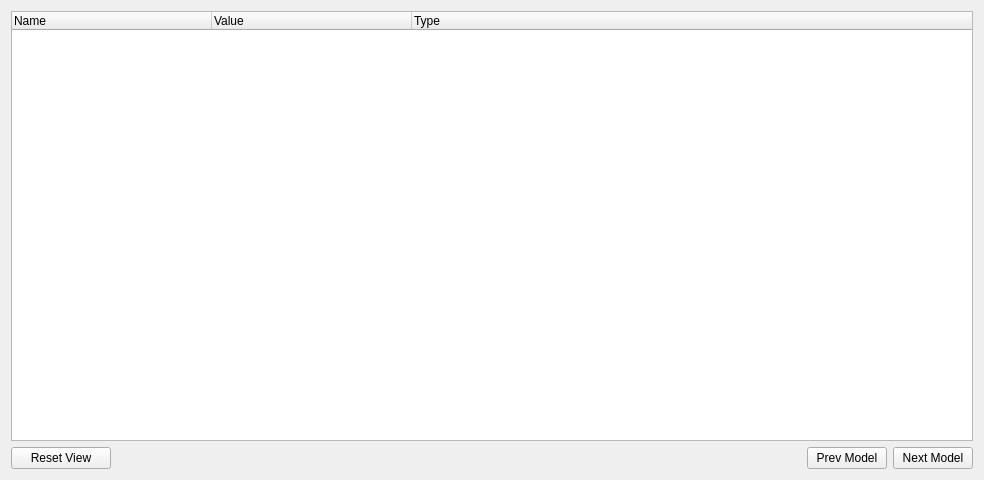
Qt form src/plugins/model/modelviewer.ui (lpenguin/vangers-utils-qt) before a commit.
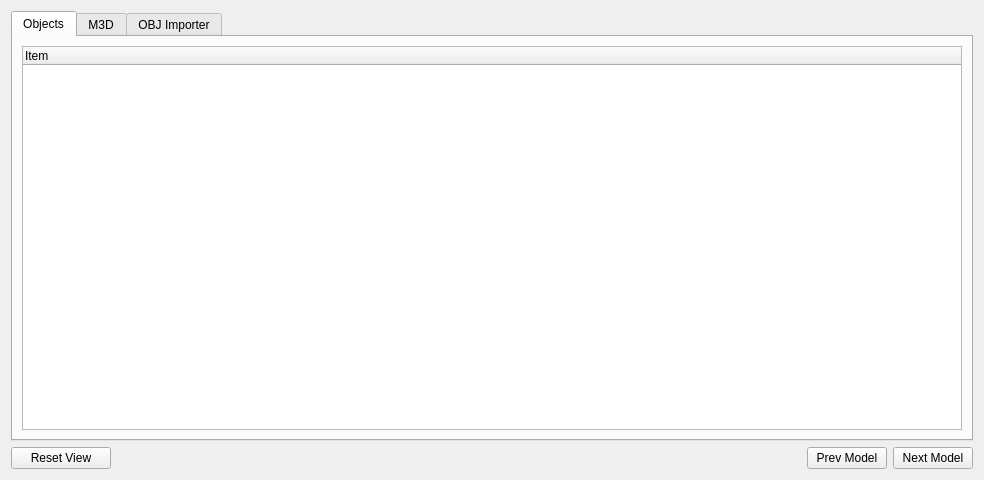
The same form after that commit. The open tabs and pages were chosen to show the change.

Diff of the .ui file:
```diff
--- a/src/plugins/model/modelviewer.ui
+++ b/src/plugins/model/modelviewer.ui
@@ -13,12 +13,38 @@
   <property name="windowTitle">
    <string>Form</string>
   </property>
-  <layout class="QVBoxLayout" name="verticalLayout" stretch="1,0">
+  <layout class="QVBoxLayout" name="verticalLayout" stretch="0,0">
    <item>
     <widget class="QSplitter" name="splitter">
      <property name="orientation">
       <enum>Qt::Horizontal</enum>
      </property>
+     <widget class="QTabWidget" name="tabWidget">
+      <property name="currentIndex">
+       <number>1</number>
+      </property>
+      <widget class="QWidget" name="tabObjects">
+       <attribute name="title">
+        <string>Objects</string>
+       </attribute>
+       <layout class="QVBoxLayout" name="verticalLayout_3">
+        <item>
+         <widget class="QTreeWidget" name="treeObjects">
+          <column>
+           <property name="text">
+            <string>Item</string>
+           </property>
+          </column>
+         </widget>
+        </item>
+       </layout>
+      </widget>
+      <widget class="QWidget" name="tabData">
+       <attribute name="title">
+        <string>M3D</string>
+       </attribute>
+       <layout class="QVBoxLayout" name="verticalLayout_2">
+        <item>
      <widget class="QTreeWidget" name="propertiesTree">
       <property name="sizePolicy">
        <sizepolicy hsizetype="Preferred" vsizetype="Preferred">
@@ -74,6 +100,16 @@
         <string>Type</string>
        </property>
       </column>
+         </widget>
+        </item>
+       </layout>
+      </widget>
+      <widget class="QWidget" name="tabObjImporter">
+       <attribute name="title">
+        <string>OBJ Importer</string>
+       </attribute>
+       <layout class="QVBoxLayout" name="verticalLayout_6"/>
+      </widget>
      </widget>
     </widget>
    </item>
```
Left out of the diff: 5 changed lines with no effect on the pictures. Lines whose indentation alone changed are shown as unchanged.
